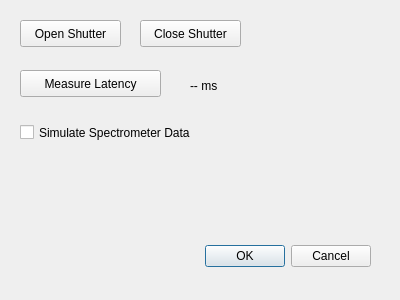
NyanCat42/laser_setup_control, file QT_design/shutter_dialog.ui: the form before one commit.
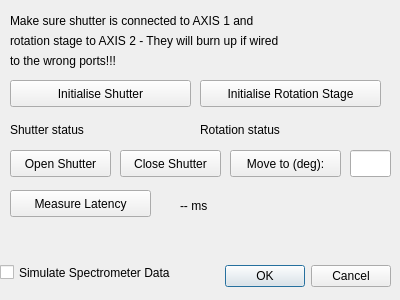
The form after the commit.

Commit message: implement correct shutter, rotation stage initialisation

```diff
--- a/QT_design/shutter_dialog.ui
+++ b/QT_design/shutter_dialog.ui
@@ -16,8 +16,8 @@
   <widget class="QDialogButtonBox" name="buttonBox">
    <property name="geometry">
     <rect>
-     <x>30</x>
-     <y>240</y>
+     <x>50</x>
+     <y>260</y>
      <width>341</width>
      <height>32</height>
     </rect>
@@ -32,8 +32,8 @@
   <widget class="QPushButton" name="MeasureLatencyBtn">
    <property name="geometry">
     <rect>
-     <x>20</x>
-     <y>70</y>
+     <x>10</x>
+     <y>190</y>
      <width>141</width>
      <height>27</height>
     </rect>
@@ -45,8 +45,8 @@
   <widget class="QLabel" name="LatencyResultLabel">
    <property name="geometry">
     <rect>
-     <x>190</x>
-     <y>70</y>
+     <x>180</x>
+     <y>190</y>
      <width>101</width>
      <height>31</height>
     </rect>
@@ -58,8 +58,8 @@
   <widget class="QCheckBox" name="SimulateData">
    <property name="geometry">
     <rect>
-     <x>20</x>
-     <y>120</y>
+     <x>0</x>
+     <y>260</y>
      <width>231</width>
      <height>25</height>
     </rect>
@@ -71,8 +71,8 @@
   <widget class="QPushButton" name="ShutterOpen">
    <property name="geometry">
     <rect>
-     <x>20</x>
-     <y>20</y>
+     <x>10</x>
+     <y>150</y>
      <width>101</width>
      <height>27</height>
     </rect>
@@ -84,8 +84,8 @@
   <widget class="QPushButton" name="ShutterClose">
    <property name="geometry">
     <rect>
-     <x>140</x>
-     <y>20</y>
+     <x>120</x>
+     <y>150</y>
      <width>101</width>
      <height>27</height>
     </rect>
@@ -94,6 +94,120 @@
     <string>Close Shutter</string>
    </property>
   </widget>
+  <widget class="QLabel" name="label">
+   <property name="geometry">
+    <rect>
+     <x>10</x>
+     <y>10</y>
+     <width>361</width>
+     <height>21</height>
+    </rect>
+   </property>
+   <property name="text">
+    <string>Make sure shutter is connected to AXIS 1 and</string>
+   </property>
+  </widget>
+  <widget class="QLabel" name="label_2">
+   <property name="geometry">
+    <rect>
+     <x>10</x>
+     <y>30</y>
+     <width>371</width>
+     <height>21</height>
+    </rect>
+   </property>
+   <property name="text">
+    <string>rotation stage to AXIS 2 - They will burn up if wired</string>
+   </property>
+  </widget>
+  <widget class="QLabel" name="label_3">
+   <property name="geometry">
+    <rect>
+     <x>10</x>
+     <y>50</y>
+     <width>361</width>
+     <height>21</height>
+    </rect>
+   </property>
+   <property name="text">
+    <string>to the wrong ports!!!</string>
+   </property>
+  </widget>
+  <widget class="QPushButton" name="InitShutter">
+   <property name="geometry">
+    <rect>
+     <x>10</x>
+     <y>80</y>
+     <width>181</width>
+     <height>27</height>
+    </rect>
+   </property>
+   <property name="text">
+    <string>Initialise Shutter</string>
+   </property>
+  </widget>
+  <widget class="QPushButton" name="InitRotation">
+   <property name="geometry">
+    <rect>
+     <x>200</x>
+     <y>80</y>
+     <width>181</width>
+     <height>27</height>
+    </rect>
+   </property>
+   <property name="text">
+    <string>Initialise Rotation Stage</string>
+   </property>
+  </widget>
+  <widget class="QLabel" name="ShutterStatus">
+   <property name="geometry">
+    <rect>
+     <x>10</x>
+     <y>120</y>
+     <width>181</width>
+     <height>19</height>
+    </rect>
+   </property>
+   <property name="text">
+    <string>Shutter status</string>
+   </property>
+  </widget>
+  <widget class="QLabel" name="RotationStatus">
+   <property name="geometry">
+    <rect>
+     <x>200</x>
+     <y>120</y>
+     <width>181</width>
+     <height>19</height>
+    </rect>
+   </property>
+   <property name="text">
+    <string>Rotation status</string>
+   </property>
+  </widget>
+  <widget class="QPushButton" name="MoveRotation">
+   <property name="geometry">
+    <rect>
+     <x>230</x>
+     <y>150</y>
+     <width>111</width>
+     <height>27</height>
+    </rect>
+   </property>
+   <property name="text">
+    <string>Move to (deg):</string>
+   </property>
+  </widget>
+  <widget class="QLineEdit" name="RotationTarget">
+   <property name="geometry">
+    <rect>
+     <x>350</x>
+     <y>150</y>
+     <width>41</width>
+     <height>27</height>
+    </rect>
+   </property>
+  </widget>
  </widget>
  <resources/>
  <connections>
```
The commit also changes 3 other files.
